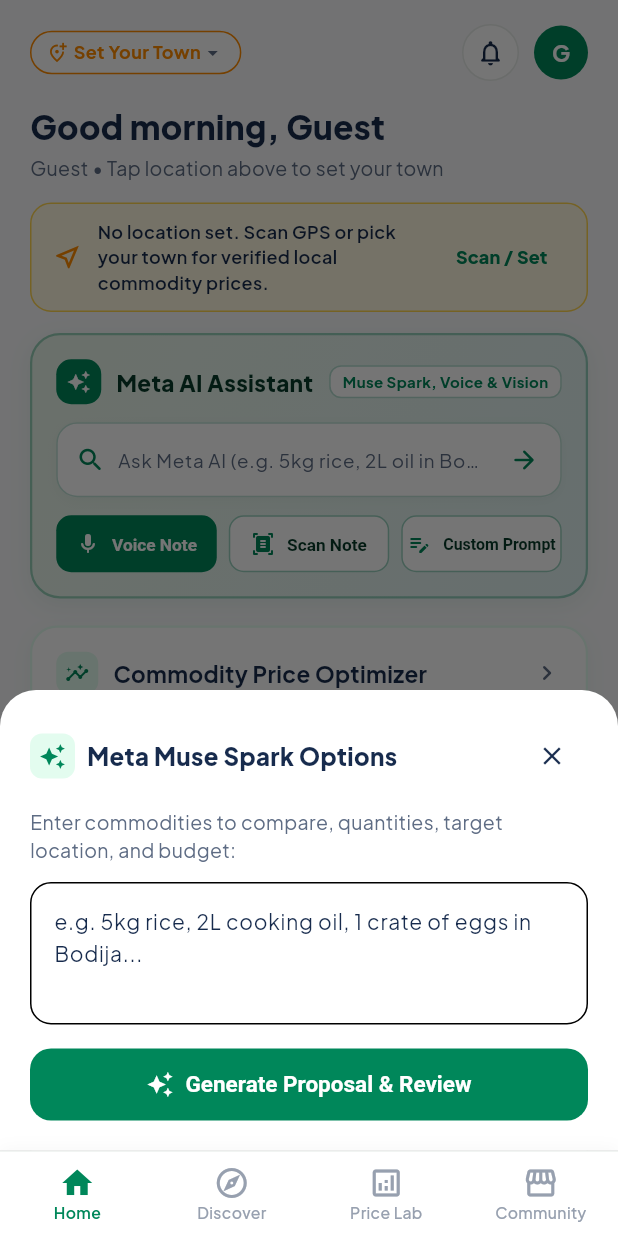
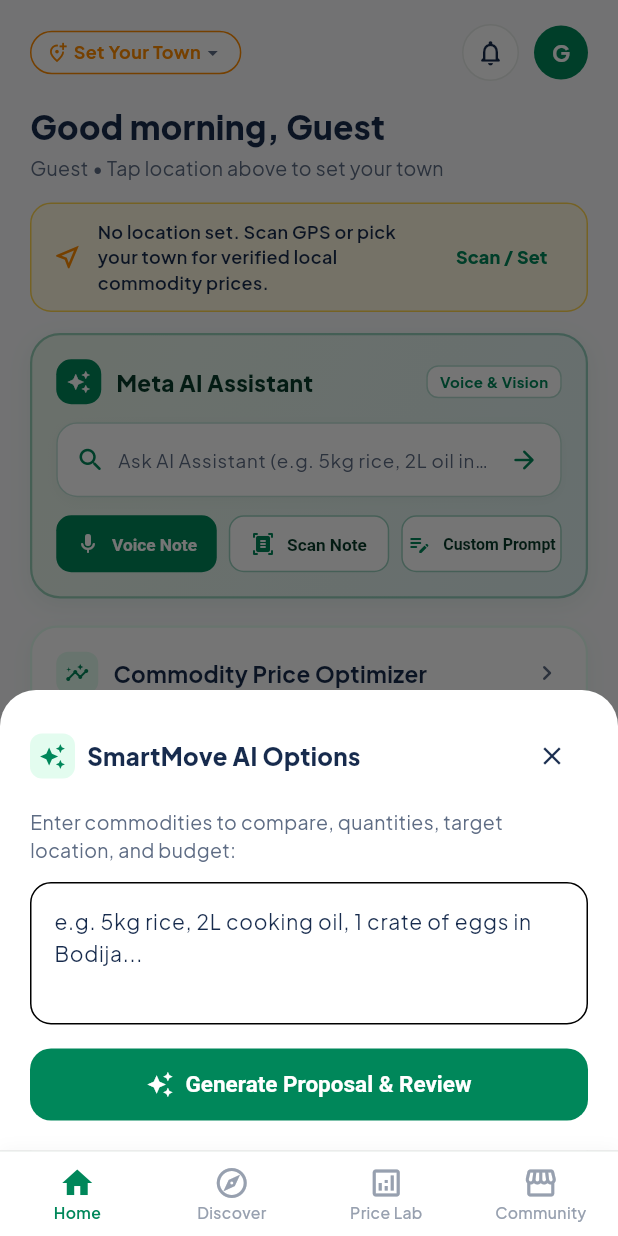
Before and after one commit to GentzofGod/SmartMove, a Flutter app: the HomeScreen screen opened by its route, after a tap on "Custom Prompt", on a phone screen of 412 x 824 dp. Run offline on Flutter 3.47's test engine with Material 3 defaults, Android fonts, the phone set to English and light mode, and no system bars; our stand-ins replace flutter_riverpod, geolocator, go_router, google_fonts, image_picker, shared_preferences and 1 more; accounts and stored records are empty.

Commit message:
feat: replace technical model names with user-friendly terms matching SmartMove app theme

```diff
--- a/lib/core/models/ai_proposal.dart
+++ b/lib/core/models/ai_proposal.dart
@@ -48,7 +48,7 @@ class AiPlanProposal {
     required this.shoppingItems,
     this.deadlineErrand,
     required this.rawInput,
-    this.modelName = 'Meta Muse Spark 1.3',
+    this.modelName = 'SmartMove AI Assistant',
     this.detectedPreference = PlanningPreference.lowestCost,
     this.clarificationQuestions = const [],
     this.hasAmbiguity = false,
@@ -72,7 +72,7 @@ class AiPlanProposal {
       budget: 0,
       shoppingItems: const [],
       rawInput: rawInput,
-      modelName: modelName ?? 'Meta Muse Spark 1.3',
+      modelName: modelName ?? 'SmartMove AI Assistant',
       hasError: true,
       errorMessage: message,
       isFallback: false,
--- a/lib/core/services/meta_ai_service.dart
+++ b/lib/core/services/meta_ai_service.dart
@@ -380,7 +380,7 @@ class VoiceTranscriptionResult {
   const VoiceTranscriptionResult({
     required this.text,
     this.confidence = 0.98,
-    this.modelName = 'Meta Muse Voice Transcribe 1.0',
+    this.modelName = 'SmartMove Voice AI',
     this.isFallback = false,
     this.note,
     this.detectedDialect = VoiceDialect.autoDetect,
@@ -397,7 +397,7 @@ class VoiceTranscriptionResult {
     return VoiceTranscriptionResult(
       text: '',
       confidence: 0.0,
-      modelName: 'Meta Muse Voice Transcribe 1.0',
+      modelName: 'SmartMove Voice AI',
       isFallback: false,
       hasError: true,
       errorMessage: message,
@@ -505,7 +505,7 @@ class PaperNoteScanResult {
     required this.rawTranscribedText,
     required this.extractedLines,
     this.confidence = 0.96,
-    this.modelName = 'Meta Muse Spark 1.3 (Vision)',
+    this.modelName = 'SmartMove AI Vision',
     this.isFallback = false,
     this.note,
     required this.proposal,
@@ -526,7 +526,7 @@ class PaperNoteScanResult {
       rawTranscribedText: '',
       extractedLines: const [],
       confidence: 0.0,
-      modelName: 'Meta Muse Spark 1.3 (Vision)',
+      modelName: 'SmartMove AI Vision',
       isFallback: false,
       hasError: true,
       errorMessage: message,
@@ -737,10 +737,10 @@ class MetaAiService {
             return VoiceTranscriptionResult(
               text: transcribedText,
               confidence: (data['confidence'] as num?)?.toDouble() ?? 0.96,
-              modelName: 'Meta Muse Voice Transcribe 1.0',
+              modelName: 'SmartMove Voice AI',
               isFallback: false,
               note:
-                  'Meta AI Live Cloud: Speech transcribed in ${resolvedDialect.label} via Meta Muse Voice Transcribe (Success)',
+                  'SmartMove AI: Speech transcribed in ${resolvedDialect.label} via Voice AI (Success)',
               detectedDialect: resolvedDialect,
               englishTranslation: translation,
               isDialectTranslated: translation != null && translation.isNotEmpty,
@@ -779,7 +779,7 @@ class MetaAiService {
     return VoiceTranscriptionResult(
       text: sample,
       confidence: 0.98,
-      modelName: 'Meta Muse Voice Transcribe 1.0',
+      modelName: 'SmartMove Voice AI',
       isFallback: true,
       note: 'Meta AI Fallback Active (${resolvedDialect.label}): $reason',
       detectedDialect: resolvedDialect,
@@ -1082,7 +1082,7 @@ class MetaAiService {
                 parsedJson,
                 transcription,
                 isFallback: false,
-                executionStatus: 'Meta AI Live Cloud: Muse Spark Vision (Success)',
+                executionStatus: 'SmartMove AI: Document Vision (Success)',
                 fallbackReason: null,
               );
 
@@ -1091,10 +1091,10 @@ class MetaAiService {
                   rawTranscribedText: transcription,
                   extractedLines: lines,
                   confidence: 0.97,
-                  modelName: 'Meta Muse Spark 1.3 (Vision)',
+                  modelName: 'SmartMove AI Vision',
                   isFallback: false,
                   note:
-                      'Meta AI Live Cloud: Handwritten paper note transcribed with Meta Muse Spark Vision (Success)',
+                      'SmartMove AI: Handwritten paper note transcribed with AI Vision (Success)',
                   proposal: proposal,
                   imageBytes: imageBytes,
                   imagePath: imagePath,
@@ -1133,7 +1133,7 @@ class MetaAiService {
         rawTranscribedText: textToProcess,
         extractedLines: lines,
         confidence: 0.96,
-        modelName: 'Meta Muse Spark 1.3 (Vision)',
+        modelName: 'SmartMove AI Vision',
         isFallback: false,
         note: 'Transcribed from custom note text',
         proposal: proposal,
@@ -1149,7 +1149,7 @@ class MetaAiService {
         rawTranscribedText: matchedSample.transcribedPrompt,
         extractedLines: matchedSample.recognizedLines,
         confidence: 0.98,
-        modelName: 'Meta Muse Spark 1.3 (Vision)',
+        modelName: 'SmartMove AI Vision',
         isFallback: false,
         note: 'Transcribed from verified preset: ${matchedSample.title}',
         proposal: proposal,
@@ -1738,7 +1738,7 @@ class MetaAiService {
         shoppingItems: validatedItems,
         deadlineErrand: errand,
         rawInput: rawInput,
-        modelName: 'Meta Muse Spark 1.3',
+        modelName: 'SmartMove AI Assistant',
         clarificationQuestions: ambiguities,
         hasAmbiguity: ambiguities.isNotEmpty,
         isFallback: isFallback,
@@ -3054,7 +3054,7 @@ class MetaAiService {
       shoppingItems: items,
       deadlineErrand: nonShoppingErrand,
       rawInput: prompt,
-      modelName: 'Meta Muse Spark 1.3',
+      modelName: 'SmartMove AI Assistant',
       detectedPreference: preference,
       clarificationQuestions: ambiguities,
       hasAmbiguity: ambiguities.isNotEmpty,
@@ -3083,10 +3083,10 @@ class MetaAiService {
     final diffSavings = planB.totalCost - planA.totalCost;
 
     if (budget < 12000) {
-      return 'Meta Muse Spark Insight: With your ₦${budget.toStringAsFixed(0)} budget, Option D is the safest choice (${planD.formattedTotalCost}). It delays non-urgent purchases to protect immediate cash flow while prioritizing essential commodities (no price-drop claim made).';
-    }
-
-    return 'Meta Muse Spark Insight: Option A has the lowest total outlay (${planA.formattedTotalCost}) by splitting purchases across open wholesale markets, saving ₦${diffSavings.toStringAsFixed(0)} compared to Option B. Conversely, Option B provides consolidated single-hub sourcing with verified platform traders for ₦${planB.formattedTotalCost}.';
+      return 'SmartMove AI Insight: With your ₦${budget.toStringAsFixed(0)} budget, Option D is the safest choice (${planD.formattedTotalCost}). It delays non-urgent purchases to protect immediate cash flow while prioritizing essential commodities (no price-drop claim made).';
+    }
+
+    return 'SmartMove AI Insight: Option A has the lowest total outlay (${planA.formattedTotalCost}) by splitting purchases across open wholesale markets, saving ₦${diffSavings.toStringAsFixed(0)} compared to Option B. Conversely, Option B provides consolidated single-hub sourcing with verified platform traders for ₦${planB.formattedTotalCost}.';
   }
 
   // --- 5. Muse Spark Proactive Optimization Assistant ---
@@ -3322,7 +3322,7 @@ class MetaAiService {
       return FollowUpInterpretation(
         userMessage: userFollowUp,
         interpretationExplanation:
-            'Muse Spark interpreted your preference: Prioritize transit savings. ${lowestTransportPlan.name} cuts your transport cost to ${lowestTransportPlan.formattedTransportCost} by consolidating sourcing into a single verified trader hub, absorbing a small $diffText grocery difference.',
+            'AI Assistant interpreted your preference: Prioritize transit savings. ${lowestTransportPlan.name} cuts your transport cost to ${lowestTransportPlan.formattedTransportCost} by consolidating sourcing into a single verified trader hub, absorbing a small $diffText grocery difference.',
         targetPlanId: lowestTransportPlan.id,
         suggestedTransport: lowestTransportPlan.transportCost,
         suggestedMaxStops: lowestTransportPlan.stopCount,
@@ -3343,7 +3343,7 @@ class MetaAiService {
       return FollowUpInterpretation(
         userMessage: userFollowUp,
         interpretationExplanation:
-            'Muse Spark interpreted your preference: Express convenience. ${fastestPlan.name} provides direct walk-in neighborhood retail sourcing for rapid acquisition.',
+            'AI Assistant interpreted your preference: Express convenience. ${fastestPlan.name} provides direct walk-in neighborhood retail sourcing for rapid acquisition.',
         targetPlanId: fastestPlan.id,
         suggestedMaxHours: fastestPlan.estimatedHours,
       );
@@ -3366,7 +3366,7 @@ class MetaAiService {
       return FollowUpInterpretation(
         userMessage: userFollowUp,
         interpretationExplanation:
-            'Muse Spark interpreted your preference: Cashflow protection. ${cashflowPlan.name} (${cashflowPlan.formattedTotalCost}) postpones non-urgent commodity purchases while acquiring high-priority essential staples within a strict budget.',
+            'AI Assistant interpreted your preference: Cashflow protection. ${cashflowPlan.name} (${cashflowPlan.formattedTotalCost}) postpones non-urgent commodity purchases while acquiring high-priority essential staples within a strict budget.',
         targetPlanId: cashflowPlan.id,
         suggestedDelayNonUrgent: true,
       );
@@ -3636,7 +3636,7 @@ class MetaAiService {
     required double userBudget,
   }) {
     if (observations.isEmpty) {
-      return 'Meta Muse Spark Insight: ${product.name} is currently best priced at ${product.bestSeller} (${product.formattedPrice} per ${product.standardUnit}). No alternate seller observations recorded yet in this hub.';
+      return 'SmartMove AI Insight: ${product.name} is currently best priced at ${product.bestSeller} (${product.formattedPrice} per ${product.standardUnit}). No alternate seller observations recorded yet in this hub.';
     }
 
     final localQuotes = observations.where((o) => o.channel == 'Local Market').toList();
@@ -3661,7 +3661,7 @@ class MetaAiService {
     final unitSavings = highestStdRate - lowestStdRate;
 
     final buffer = StringBuffer();
-    buffer.write('Meta Muse Spark Price Intelligence: ');
+    buffer.write('SmartMove AI Price Intelligence: ');
     buffer.write('Comparing ${observations.length} quotes for "${product.name}". ');
     buffer.write(
       'Best deal is at ${lowest.sellerName} (${lowest.formattedPrice}/${lowest.unit}), saving ₦${diff.toStringAsFixed(0)} compared to ${highest.sellerName} (${highest.formattedPrice}/${highest.unit}). ',
@@ -4020,7 +4020,7 @@ class MetaAiService {
 
     final summaryBuffer = StringBuffer();
     summaryBuffer.write(
-      'Meta Muse Spark Option Analysis for $qtyStr $effectiveTargetUnit of ${product.name}: ',
+      'SmartMove AI Option Analysis for $qtyStr $effectiveTargetUnit of ${product.name}: ',
     );
     summaryBuffer.write(
       'Under your "${priority.label}" priority, ${topPick.observation.sellerName} (${topPick.channel.displayName}) ranks #1 with a composite fit score of ${topPick.compositeScore}/100. ',
--- a/lib/core/services/safe_outlet_launcher.dart
+++ b/lib/core/services/safe_outlet_launcher.dart
@@ -353,7 +353,7 @@ class SafeOutletLauncher {
                     const SizedBox(height: 10),
                     Center(
                       child: Text(
-                        'Live web grounding powered by Meta Muse Spark & web search indexing',
+                        'Live web grounding powered by SmartMove AI Assistant & web search indexing',
                         style: TextStyle(fontSize: 10, color: AppColors.textSecondary.withValues(alpha: 0.8)),
                       ),
                     ),
--- a/lib/features/admin/presentation/superadmin_panel_screen.dart
+++ b/lib/features/admin/presentation/superadmin_panel_screen.dart
@@ -809,7 +809,7 @@ class _SuperAdminPanelScreenState extends ConsumerState<SuperAdminPanelScreen>
                   SizedBox(width: 8),
                   Expanded(
                     child: Text(
-                      'Meta Muse Spark AI Market Audits',
+                      'SmartMove AI Market Audits',
                       style: TextStyle(
                         fontSize: 13.5,
                         fontWeight: FontWeight.w800,
--- a/lib/features/decision_lab/presentation/decision_lab_screen.dart
+++ b/lib/features/decision_lab/presentation/decision_lab_screen.dart
@@ -940,7 +940,7 @@ class _DecisionLabScreenState extends ConsumerState<DecisionLabScreen>
                         SizedBox(width: 6),
                         Expanded(
                           child: Text(
-                            'Meta Muse Spark Trade-Off Insight',
+                            'AI Assistant Trade-Off Insight',
                             overflow: TextOverflow.ellipsis,
                             style: TextStyle(
                               fontSize: 12,
@@ -1033,7 +1033,7 @@ class _DecisionLabScreenState extends ConsumerState<DecisionLabScreen>
                       color: AppColors.primary, size: 18),
                   SizedBox(width: 8),
                   Text(
-                    'Ask Muse Spark to Refine Options',
+                    'Ask AI Assistant to Refine Options',
                     style: TextStyle(
                       fontSize: 14,
                       fontWeight: FontWeight.w800,
@@ -1131,7 +1131,7 @@ class _DecisionLabScreenState extends ConsumerState<DecisionLabScreen>
                                 SizedBox(width: 6),
                                 Expanded(
                                   child: Text(
-                                    'Muse Spark Interpretation Proposal',
+                                    'AI Assistant Recommendation',
                                     overflow: TextOverflow.ellipsis,
                                     style: TextStyle(
                                       fontSize: 12,
@@ -1537,7 +1537,7 @@ class _DecisionLabScreenState extends ConsumerState<DecisionLabScreen>
                                     const SizedBox(width: 10),
                                     Expanded(
                                       child: Text(
-                                        'Meta AI is discovering live vendor alternatives for ${source.commodityName}...',
+                                        'AI Assistant is discovering live vendor alternatives for ${source.commodityName}...',
                                         style: const TextStyle(fontSize: 12),
                                       ),
                                     ),
@@ -2163,7 +2163,7 @@ class _DecisionLabScreenState extends ConsumerState<DecisionLabScreen>
             Icon(Icons.tips_and_updates_outlined, color: Color(0xFFE65100), size: 18),
             SizedBox(width: 8),
             Text(
-              'Meta AI Proactive Optimizations',
+              'SmartMove AI Optimizations',
               style: TextStyle(
                 fontSize: 14,
                 fontWeight: FontWeight.w800,
--- a/lib/features/discover/presentation/product_detail_sheet.dart
+++ b/lib/features/discover/presentation/product_detail_sheet.dart
@@ -1691,7 +1691,7 @@ class _ProductDetailSheetState extends ConsumerState<ProductDetailSheet> {
                             ),
                             SizedBox(width: 6),
                             Text(
-                              'Meta Muse Spark Rationale',
+                              'AI Assistant Recommendation',
                               style: TextStyle(
                                 fontSize: 11.5,
                                 fontWeight: FontWeight.w700,
--- a/lib/features/home/presentation/widgets/meta_ai_scenario_card.dart
+++ b/lib/features/home/presentation/widgets/meta_ai_scenario_card.dart
@@ -49,7 +49,7 @@ class _MetaAiScenarioCardState extends ConsumerState<MetaAiScenarioCard> {
                 Expanded(
                   child: Text(
                     proposal.errorMessage ??
-                        'Meta AI could not process your request. Please enter items directly in Price Lab.',
+                        'AI Assistant could not process your request. Please enter items directly in Price Lab.',
                     style: const TextStyle(fontWeight: FontWeight.w600, fontSize: 12.5),
                   ),
                 ),
@@ -70,7 +70,7 @@ class _MetaAiScenarioCardState extends ConsumerState<MetaAiScenarioCard> {
         messenger.showSnackBar(
           const SnackBar(
             backgroundColor: Color(0xFF2E7D32),
-            content: Text('✓ Meta AI Live Cloud: Proposal generated successfully!'),
+            content: Text('✓ SmartMove AI: Proposal generated successfully!'),
             duration: Duration(seconds: 2),
           ),
         );
@@ -96,7 +96,7 @@ class _MetaAiScenarioCardState extends ConsumerState<MetaAiScenarioCard> {
         setState(() => _isProcessing = false);
         messenger.showSnackBar(
           const SnackBar(
-            content: Text('Could not complete Meta AI proposal extraction.'),
+            content: Text('Could not complete AI proposal extraction.'),
             backgroundColor: AppColors.errorText,
           ),
         );
@@ -191,7 +191,7 @@ class _MetaAiScenarioCardState extends ConsumerState<MetaAiScenarioCard> {
                       ),
                       const SizedBox(width: 8),
                       const Text(
-                        'Meta Muse Spark Options',
+                        'SmartMove AI Options',
                         style: TextStyle(
                           fontSize: 16,
                           fontWeight: FontWeight.w800,
@@ -329,7 +329,7 @@ class _MetaAiScenarioCardState extends ConsumerState<MetaAiScenarioCard> {
                   ),
                 ),
                 child: const Text(
-                  'Muse Spark, Voice & Vision',
+                  'Voice & Vision',
                   style: TextStyle(
                     fontSize: 10,
                     fontWeight: FontWeight.w700,
@@ -370,7 +370,7 @@ class _MetaAiScenarioCardState extends ConsumerState<MetaAiScenarioCard> {
                       }
                     },
                     decoration: const InputDecoration(
-                      hintText: 'Ask Meta AI (e.g. 5kg rice, 2L oil in Bodija)...',
+                      hintText: 'Ask AI Assistant (e.g. 5kg rice, 2L oil in Bodija)...',
                       hintStyle: TextStyle(fontSize: 12.5, color: AppColors.textSecondary),
                       border: InputBorder.none,
                       isDense: true,
--- a/lib/features/home/presentation/widgets/muse_voice_input_sheet.dart
+++ b/lib/features/home/presentation/widgets/muse_voice_input_sheet.dart
@@ -82,11 +82,11 @@ class _MuseVoiceInputSheetState extends State<MuseVoiceInputSheet>
       _isRecording = false;
       _isTranscribing = true;
       _transcriptController.text =
-          'Transcribing with Meta Muse Voice Transcribe 1.0 (${_selectedDialect.languageCode})...';
+          'Transcribing with AI Voice Assistant (${_selectedDialect.languageCode})...';
     });
 
     const aiService = MetaAiService();
-    // Simulate low-latency chunked recognition from Muse Voice Transcribe
+    // Simulate low-latency chunked recognition from AI Voice Assistant
     await Future.delayed(const Duration(milliseconds: 650));
 
     final result = await aiService.transcribeAudio(
@@ -103,7 +103,7 @@ class _MuseVoiceInputSheetState extends State<MuseVoiceInputSheet>
         _isFallback = isUnavailable;
         _transcriptionStatus = isUnavailable
             ? 'Voice input unavailable. Please type your request directly below.'
-            : 'Meta AI Live Cloud: Muse Voice Transcribe (${result.detectedDialect.label})';
+            : 'SmartMove AI: Voice Input (${result.detectedDialect.label})';
       });
     }
   }
@@ -131,7 +131,7 @@ class _MuseVoiceInputSheetState extends State<MuseVoiceInputSheet>
         _transcriptController.text = result.text;
         _isFallback = result.isFallback;
         _transcriptionStatus =
-            'Meta Muse Voice Transcribe: Transcribed ${result.detectedDialect.label}';
+            'AI Voice Assistant: Transcribed ${result.detectedDialect.label}';
       });
     }
   }
@@ -188,7 +188,7 @@ class _MuseVoiceInputSheetState extends State<MuseVoiceInputSheet>
                     crossAxisAlignment: CrossAxisAlignment.start,
                     children: [
                       Text(
-                        'Muse Voice Transcribe',
+                        'AI Voice Assistant',
                         style: TextStyle(
                           fontSize: 16,
                           fontWeight: FontWeight.w800,
@@ -198,7 +198,7 @@ class _MuseVoiceInputSheetState extends State<MuseVoiceInputSheet>
                         overflow: TextOverflow.ellipsis,
                       ),
                       Text(
-                        'Multi-Dialect West African Speech-to-Text Model',
+                        'Multi-Dialect West African Speech Recognition',
                         style: TextStyle(
                           fontSize: 11,
                           color: AppColors.textSecondary,
--- a/lib/features/home/presentation/widgets/paper_note_scanner_sheet.dart
+++ b/lib/features/home/presentation/widgets/paper_note_scanner_sheet.dart
@@ -164,7 +164,7 @@ class _PaperNoteScannerSheetState extends State<PaperNoteScannerSheet> {
                           ),
                         ),
                         Text(
-                          'Meta Muse Spark Multimodal Vision Model',
+                          'SmartMove AI Vision Assistant',
                           style: TextStyle(
                             fontSize: 11,
                             color: AppColors.textSecondary,
--- a/lib/features/profile/presentation/profile_screen.dart
+++ b/lib/features/profile/presentation/profile_screen.dart
@@ -1696,7 +1696,7 @@ class _ProfileScreenState extends ConsumerState<ProfileScreen> {
                           Padding(
                             padding: EdgeInsets.only(bottom: 10),
                             child: Text(
-                              'SmartMove combines real-time physical market stalls (Bodija, Mile 12, Wuse) with verified e-commerce platforms (Jumia, Konga, Supermart.ng). Meta Muse normalizes units to compare true landed cost including transport.',
+                              'SmartMove combines real-time physical market stalls (Bodija, Mile 12, Wuse) with verified e-commerce platforms (Jumia, Konga, Supermart.ng). SmartMove AI Assistant normalizes units to compare true landed cost including transport.',
                               style: TextStyle(fontSize: 11.5, color: AppColors.textSecondary, height: 1.35),
                             ),
                           ),
@@ -1724,7 +1724,7 @@ class _ProfileScreenState extends ConsumerState<ProfileScreen> {
                           Padding(
                             padding: EdgeInsets.only(bottom: 10),
                             child: Text(
-                              'Snap a photo of your handwritten shopping list or receipt. Meta Muse Vision extracts the items, units, and suggested budget, generating a structured comparison plan.',
+                              'Snap a photo of your handwritten shopping list or receipt. SmartMove AI extracts the items, units, and suggested budget, generating structured comparison options.',
                               style: TextStyle(fontSize: 11.5, color: AppColors.textSecondary, height: 1.35),
                             ),
                           ),
@@ -1837,7 +1837,7 @@ class _ProfileScreenState extends ConsumerState<ProfileScreen> {
                     borderRadius: BorderRadius.circular(8),
                   ),
                   child: const Text(
-                    'Meta AI Architecture: Meta Muse Spark 1.3',
+                    'AI Architecture: SmartMove AI Assistant',
                     style: TextStyle(fontSize: 11, fontWeight: FontWeight.w700, color: Color(0xFF512DA8)),
                   ),
                 ),
```
Also changed, not shown: 6 other files.
